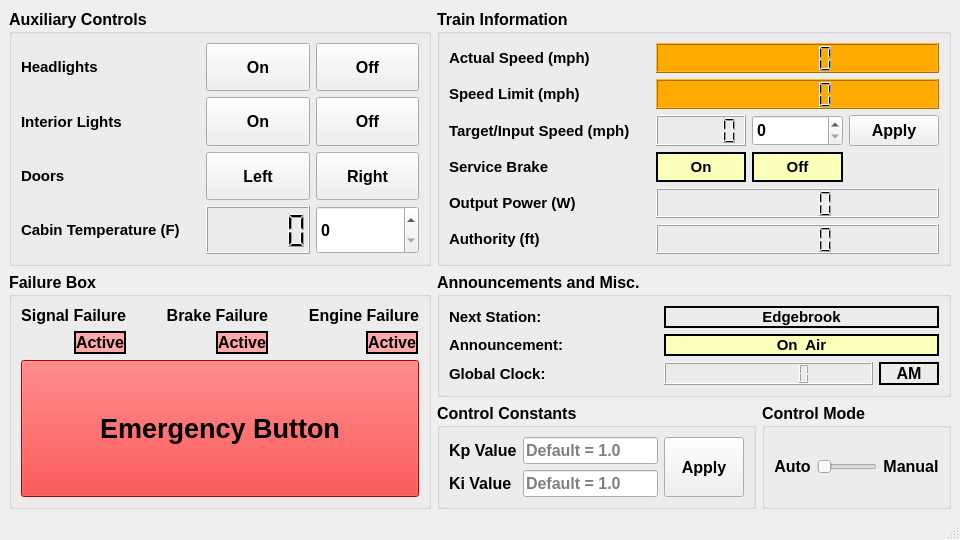
This is UI_Files/train_controller.ui in connor-marsh/ECE1140ChooChoo as Qt 5 draws it before an edit. The edited form follows.
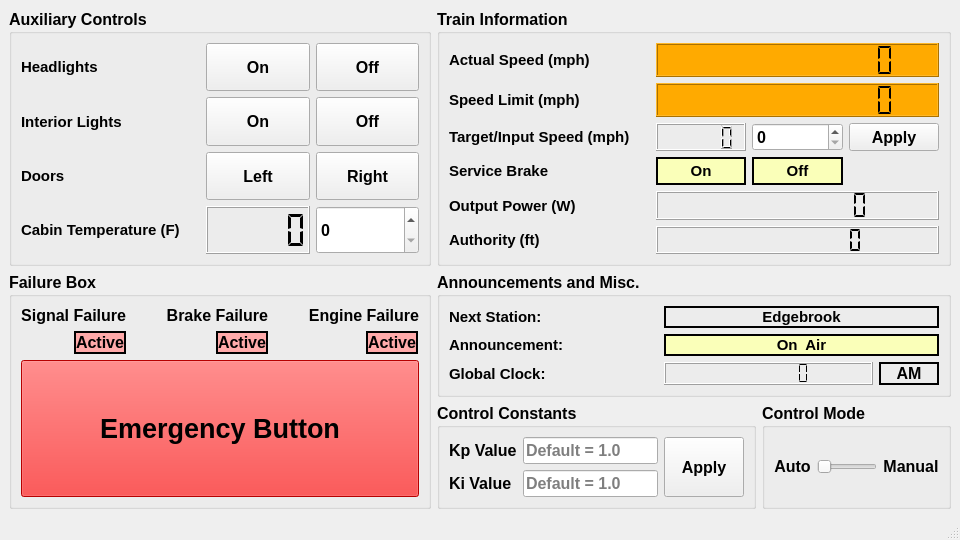
This is the edited form. Icons and pictures are not drawn.

Commit message: Adds functions to display data on main ui, minor pixel correction on main ui

Diff of the .ui file:
```diff
--- a/UI_Files/train_controller.ui
+++ b/UI_Files/train_controller.ui
@@ -145,7 +145,7 @@
               <enum>QLCDNumber::Dec</enum>
              </property>
              <property name="segmentStyle">
-              <enum>QLCDNumber::Filled</enum>
+              <enum>QLCDNumber::Flat</enum>
              </property>
             </widget>
            </item>
@@ -700,7 +700,11 @@
           </widget>
          </item>
          <item row="3" column="2">
-          <widget class="QLCDNumber" name="cabin_temperature_lcd"/>
+          <widget class="QLCDNumber" name="cabin_temperature_lcd">
+           <property name="segmentStyle">
+            <enum>QLCDNumber::Flat</enum>
+           </property>
+          </widget>
          </item>
          <item row="2" column="0">
           <widget class="QLabel" name="label_3">
@@ -812,7 +816,34 @@
       <layout class="QGridLayout" name="gridLayout_12">
        <item row="0" column="0">
         <layout class="QGridLayout" name="gridLayout_2">
-         <item row="3" column="0">
+         <item row="3" column="1">
+          <spacer name="verticalSpacer_2">
+           <property name="orientation">
+            <enum>Qt::Vertical</enum>
+           </property>
+           <property name="sizeHint" stdset="0">
+            <size>
+             <width>20</width>
+             <height>40</height>
+            </size>
+           </property>
+          </spacer>
+         </item>
+         <item row="4" column="0">
+          <widget class="QLabel" name="label_11">
+           <property name="font">
+            <font>
+             <pointsize>11</pointsize>
+             <weight>75</weight>
+             <bold>true</bold>
+            </font>
+           </property>
+           <property name="text">
+            <string>Output Power (W)</string>
+           </property>
+          </widget>
+         </item>
+         <item row="2" column="0">
           <widget class="QLabel" name="label_8">
            <property name="font">
             <font>
@@ -826,7 +857,7 @@
            </property>
           </widget>
          </item>
-         <item row="6" column="0">
+         <item row="5" column="0">
           <widget class="QLabel" name="label_12">
            <property name="font">
             <font>
@@ -840,8 +871,8 @@
            </property>
           </widget>
          </item>
-         <item row="2" column="0">
-          <widget class="QLabel" name="label_7">
+         <item row="3" column="2">
+          <widget class="QLabel" name="service_brake_on_light">
            <property name="font">
             <font>
              <pointsize>11</pointsize>
@@ -849,12 +880,34 @@
              <bold>true</bold>
             </font>
            </property>
+           <property name="styleSheet">
+            <string notr="true">background-color: rgb(250, 255, 185);</string>
+           </property>
+           <property name="frameShape">
+            <enum>QFrame::WinPanel</enum>
+           </property>
            <property name="text">
-            <string>Speed Limit (mph)</string>
+            <string>On</string>
+           </property>
+           <property name="alignment">
+            <set>Qt::AlignCenter</set>
            </property>
           </widget>
          </item>
-         <item row="4" column="3">
+         <item row="4" column="1">
+          <spacer name="verticalSpacer_5">
+           <property name="orientation">
+            <enum>Qt::Vertical</enum>
+           </property>
+           <property name="sizeHint" stdset="0">
+            <size>
+             <width>20</width>
+             <height>40</height>
+            </size>
+           </property>
+          </spacer>
+         </item>
+         <item row="3" column="3">
           <widget class="QLabel" name="service_brake_off_light">
            <property name="font">
             <font>
@@ -877,7 +930,20 @@
            </property>
           </widget>
          </item>
-         <item row="3" column="2">
+         <item row="5" column="1">
+          <spacer name="verticalSpacer_6">
+           <property name="orientation">
+            <enum>Qt::Vertical</enum>
+           </property>
+           <property name="sizeHint" stdset="0">
+            <size>
+             <width>20</width>
+             <height>40</height>
+            </size>
+           </property>
+          </spacer>
+         </item>
+         <item row="2" column="2">
           <widget class="QLCDNumber" name="target_speed_lcd">
            <property name="frameShape">
             <enum>QFrame::Box</enum>
@@ -887,14 +953,7 @@
            </property>
           </widget>
          </item>
-         <item row="2" column="2" colspan="3">
-          <widget class="QLCDNumber" name="speed_limit_lcd">
-           <property name="styleSheet">
-            <string notr="true">background-color: rgb(255, 170, 0);</string>
-           </property>
-          </widget>
-         </item>
-         <item row="3" column="3">
+         <item row="2" column="3">
           <widget class="QSpinBox" name="target_speed_spin_box">
            <property name="sizePolicy">
             <sizepolicy hsizetype="Minimum" vsizetype="Minimum">
@@ -904,40 +963,20 @@
            </property>
           </widget>
          </item>
-         <item row="1" column="2" colspan="3">
-          <widget class="QLCDNumber" name="actual_speed_lcd">
-           <property name="styleSheet">
-            <string notr="true">background-color: rgb(255, 170, 0);</string>
+         <item row="0" column="1">
+          <spacer name="verticalSpacer_4">
+           <property name="orientation">
+            <enum>Qt::Vertical</enum>
            </property>
-           <property name="smallDecimalPoint">
-            <bool>false</bool>
+           <property name="sizeHint" stdset="0">
+            <size>
+             <width>20</width>
+             <height>40</height>
+            </size>
            </property>
-          </widget>
+          </spacer>
          </item>
-         <item row="4" column="2">
-          <widget class="QLabel" name="service_brake_on_light">
-           <property name="font">
-            <font>
-             <pointsize>11</pointsize>
-             <weight>75</weight>
-             <bold>true</bold>
-            </font>
-           </property>
-           <property name="styleSheet">
-            <string notr="true">background-color: rgb(250, 255, 185);</string>
-           </property>
-           <property name="frameShape">
-            <enum>QFrame::WinPanel</enum>
-           </property>
-           <property name="text">
-            <string>On</string>
-           </property>
-           <property name="alignment">
-            <set>Qt::AlignCenter</set>
-           </property>
-          </widget>
-         </item>
-         <item row="1" column="0">
+         <item row="0" column="0">
           <widget class="QLabel" name="label_13">
            <property name="font">
             <font>
@@ -951,8 +990,8 @@
            </property>
           </widget>
          </item>
-         <item row="5" column="0">
-          <widget class="QLabel" name="label_11">
+         <item row="1" column="0">
+          <widget class="QLabel" name="label_7">
            <property name="font">
             <font>
              <pointsize>11</pointsize>
@@ -961,11 +1000,79 @@
             </font>
            </property>
            <property name="text">
-            <string>Output Power (W)</string>
+            <string>Speed Limit (mph)</string>
            </property>
           </widget>
          </item>
-         <item row="4" column="0">
+         <item row="2" column="4">
+          <widget class="QPushButton" name="target_speed_apply_button">
+           <property name="sizePolicy">
+            <sizepolicy hsizetype="Minimum" vsizetype="Minimum">
+             <horstretch>0</horstretch>
+             <verstretch>0</verstretch>
+            </sizepolicy>
+           </property>
+           <property name="text">
+            <string>Apply</string>
+           </property>
+          </widget>
+         </item>
+         <item row="2" column="1">
+          <spacer name="verticalSpacer">
+           <property name="orientation">
+            <enum>Qt::Vertical</enum>
+           </property>
+           <property name="sizeHint" stdset="0">
+            <size>
+             <width>20</width>
+             <height>40</height>
+            </size>
+           </property>
+          </spacer>
+         </item>
+         <item row="1" column="2" colspan="3">
+          <widget class="QLCDNumber" name="speed_limit_lcd">
+           <property name="minimumSize">
+            <size>
+             <width>0</width>
+             <height>34</height>
+            </size>
+           </property>
+           <property name="styleSheet">
+            <string notr="true">background-color: rgb(255, 170, 0);</string>
+           </property>
+           <property name="digitCount">
+            <number>12</number>
+           </property>
+           <property name="segmentStyle">
+            <enum>QLCDNumber::Flat</enum>
+           </property>
+          </widget>
+         </item>
+         <item row="4" column="2" colspan="3">
+          <widget class="QLCDNumber" name="output_power_lcd">
+           <property name="digitCount">
+            <number>10</number>
+           </property>
+           <property name="segmentStyle">
+            <enum>QLCDNumber::Flat</enum>
+           </property>
+          </widget>
+         </item>
+         <item row="1" column="1">
+          <spacer name="verticalSpacer_3">
+           <property name="orientation">
+            <enum>Qt::Vertical</enum>
+           </property>
+           <property name="sizeHint" stdset="0">
+            <size>
+             <width>20</width>
+             <height>40</height>
+            </size>
+           </property>
+          </spacer>
+         </item>
+         <item row="3" column="0">
           <widget class="QLabel" name="label_10">
            <property name="font">
             <font>
@@ -979,100 +1086,32 @@
            </property>
           </widget>
          </item>
-         <item row="2" column="1">
-          <spacer name="verticalSpacer_3">
-           <property name="orientation">
-            <enum>Qt::Vertical</enum>
-           </property>
-           <property name="sizeHint" stdset="0">
-            <size>
-             <width>20</width>
-             <height>40</height>
-            </size>
-           </property>
-          </spacer>
-         </item>
-         <item row="4" column="1">
-          <spacer name="verticalSpacer_2">
-           <property name="orientation">
-            <enum>Qt::Vertical</enum>
-           </property>
-           <property name="sizeHint" stdset="0">
-            <size>
-             <width>20</width>
-             <height>40</height>
-            </size>
-           </property>
-          </spacer>
-         </item>
-         <item row="6" column="1">
-          <spacer name="verticalSpacer_6">
-           <property name="orientation">
-            <enum>Qt::Vertical</enum>
-           </property>
-           <property name="sizeHint" stdset="0">
-            <size>
-             <width>20</width>
-             <height>40</height>
-            </size>
-           </property>
-          </spacer>
-         </item>
-         <item row="3" column="1">
-          <spacer name="verticalSpacer">
-           <property name="orientation">
-            <enum>Qt::Vertical</enum>
-           </property>
-           <property name="sizeHint" stdset="0">
-            <size>
-             <width>20</width>
-             <height>40</height>
-            </size>
-           </property>
-          </spacer>
-         </item>
-         <item row="1" column="1">
-          <spacer name="verticalSpacer_4">
-           <property name="orientation">
-            <enum>Qt::Vertical</enum>
-           </property>
-           <property name="sizeHint" stdset="0">
-            <size>
-             <width>20</width>
-             <height>40</height>
-            </size>
-           </property>
-          </spacer>
-         </item>
-         <item row="5" column="1">
-          <spacer name="verticalSpacer_5">
-           <property name="orientation">
-            <enum>Qt::Vertical</enum>
-           </property>
-           <property name="sizeHint" stdset="0">
-            <size>
-             <width>20</width>
-             <height>40</height>
-            </size>
-           </property>
-          </spacer>
-         </item>
          <item row="5" column="2" colspan="3">
-          <widget class="QLCDNumber" name="output_power_lcd"/>
+          <widget class="QLCDNumber" name="authority_lcd">
+           <property name="digitCount">
+            <number>10</number>
+           </property>
+           <property name="segmentStyle">
+            <enum>QLCDNumber::Flat</enum>
+           </property>
+          </widget>
          </item>
-         <item row="6" column="2" colspan="3">
-          <widget class="QLCDNumber" name="authority_lcd"/>
-         </item>
-         <item row="3" column="4">
-          <widget class="QPushButton" name="target_speed_apply_button">
-           <property name="sizePolicy">
-            <sizepolicy hsizetype="Minimum" vsizetype="Minimum">
-             <horstretch>0</horstretch>
-             <verstretch>0</verstretch>
-            </sizepolicy>
+         <item row="0" column="2" colspan="3">
+          <widget class="QLCDNumber" name="actual_speed_lcd">
+           <property name="minimumSize">
+            <size>
+             <width>0</width>
+             <height>34</height>
+            </size>
            </property>
-           <property name="text">
-            <string>Apply</string>
+           <property name="styleSheet">
+            <string notr="true">background-color: rgb(255, 170, 0);</string>
+           </property>
+           <property name="digitCount">
+            <number>12</number>
+           </property>
+           <property name="segmentStyle">
+            <enum>QLCDNumber::Flat</enum>
            </property>
           </widget>
          </item>
```
The commit also changes 2 other files.
